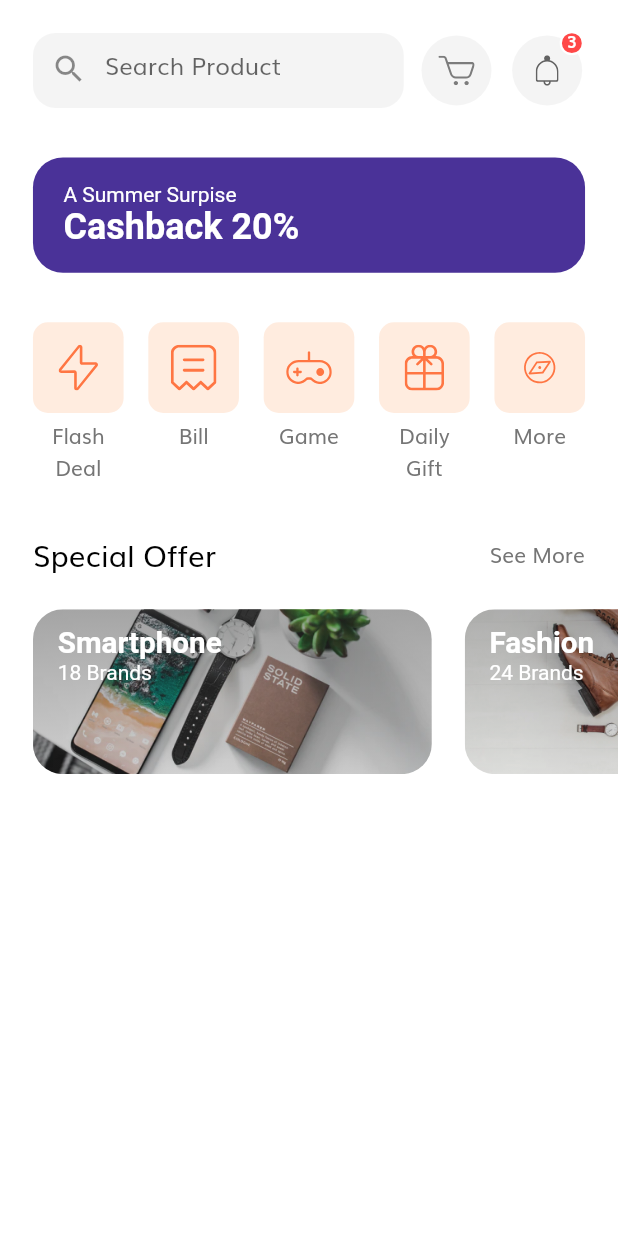
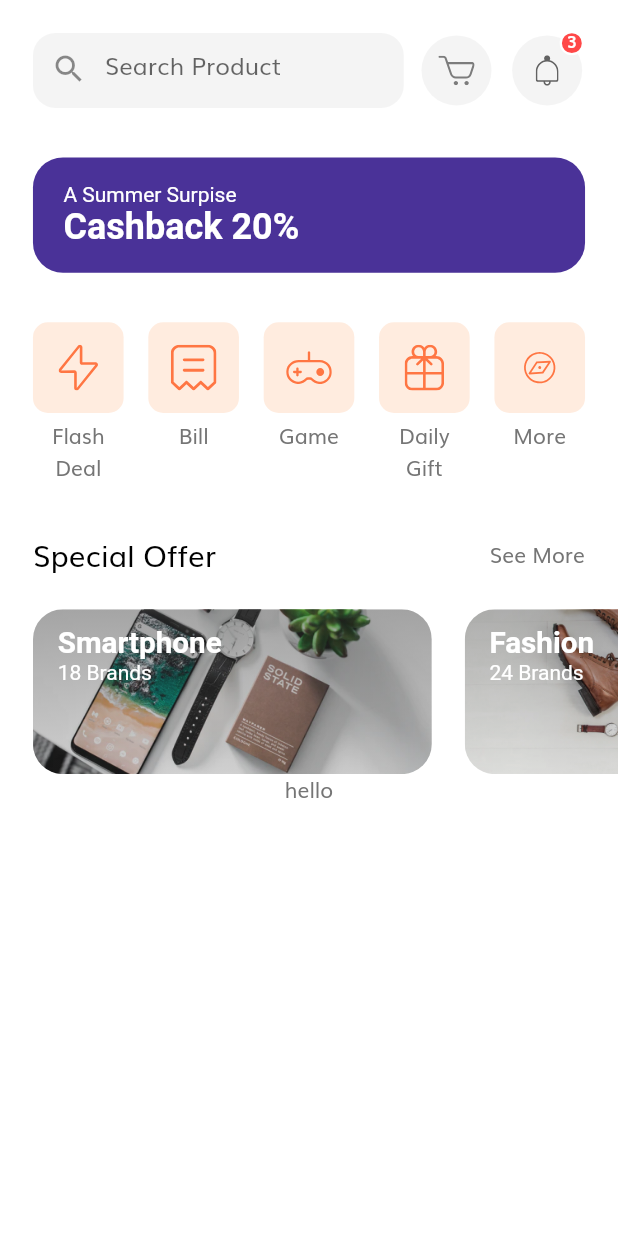
Before and after one commit to kaungphyowai/flutter_e_commerce_ui, a Flutter app: the Home screen opened by its route, on a phone screen of 412 x 824 dp. Run offline on Flutter 3.47's test engine with Material 2 defaults, Android fonts, the phone set to English and light mode, and no system bars; our stand-ins replace flutter_svg.

```diff
--- a/lib/screens/home/components/body.dart
+++ b/lib/screens/home/components/body.dart
@@ -20,7 +20,8 @@ class Body extends StatelessWidget {
             SizedBox(height: getProportionateScreenWidth(30)),
             Categories(),
             SizedBox(height: getProportionateScreenWidth(30)),
-            SpecialOffer()
+            SpecialOffer(),
+            Text("hello"),
           ],
         ),
       ),
```
